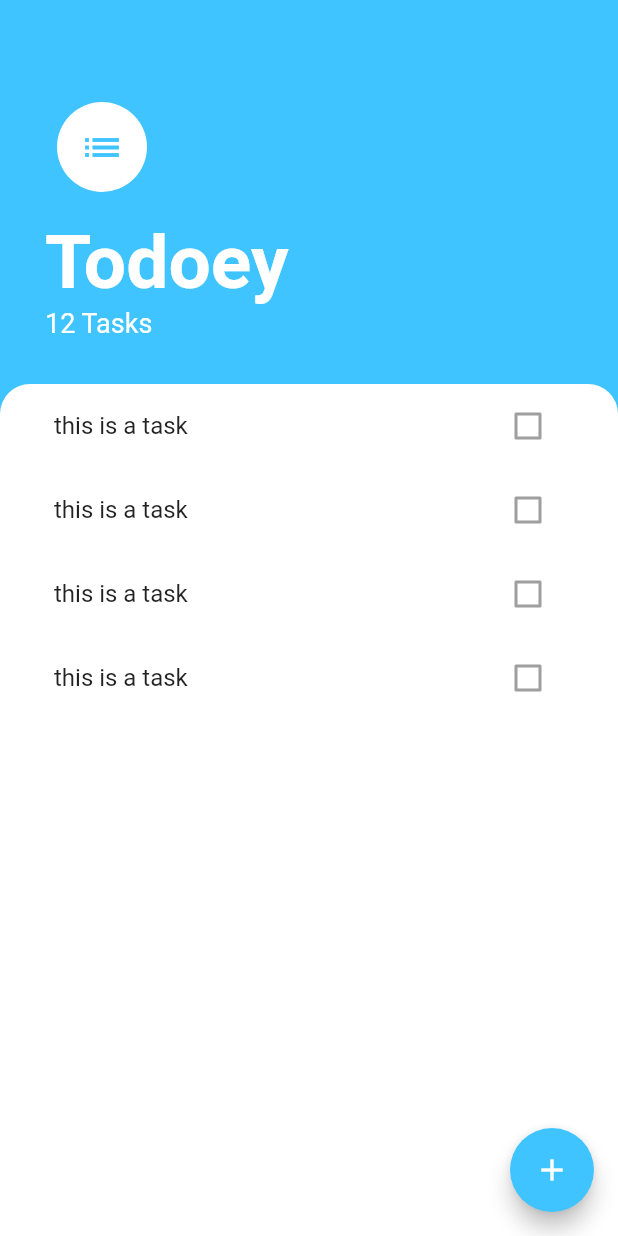
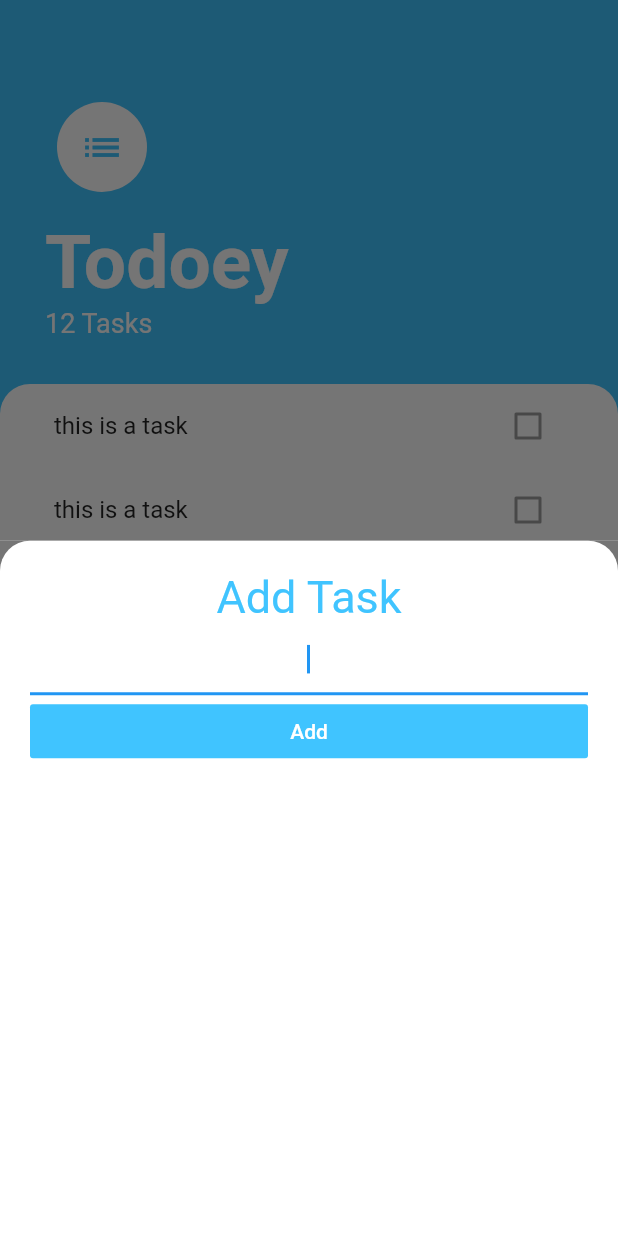
Before and after one commit to ahmetcj4/todoey, a Flutter app: the screen it shows after launch, after a tap on the "add" icon, on a phone screen of 412 x 824 dp. Run offline on Flutter 3.47's test engine with Material 2 defaults, Android fonts, the phone set to English and light mode, and no system bars.

Commit message:
implement add task bottom sheet

```diff
--- /dev/null
+++ b/lib/screens/add_task_screen.dart
@@ -0,0 +1,42 @@
+import 'package:flutter/material.dart';
+
+class AddTaskScreen extends StatelessWidget {
+  @override
+  Widget build(BuildContext context) {
+    return Container(
+      color: Color(0xFF757575),
+      child: Container(
+        padding: EdgeInsets.all(20),
+        decoration: BoxDecoration(
+          color: Colors.white,
+          borderRadius: BorderRadius.only(
+            topLeft: Radius.circular(20),
+            topRight: Radius.circular(20),
+          ),
+        ),
+        child: Column(
+          crossAxisAlignment: CrossAxisAlignment.stretch,
+          children: [
+            Text(
+              'Add Task',
+              textAlign: TextAlign.center,
+              style: TextStyle(fontSize: 30, color: Colors.lightBlueAccent),
+            ),
+            TextField(
+              autofocus: true,
+              textAlign: TextAlign.center,
+            ),
+            FlatButton(
+              onPressed: () {},
+              color: Colors.lightBlueAccent,
+              child: Text(
+                'Add',
+                style: TextStyle(color: Colors.white),
+              ),
+            ),
+          ],
+        ),
+      ),
+    );
+  }
+}
--- a/lib/screens/tasks_screen.dart
+++ b/lib/screens/tasks_screen.dart
@@ -1,4 +1,5 @@
 import 'package:flutter/material.dart';
+import 'package:todoey/screens/add_task_screen.dart';
 import 'package:todoey/widgets/task_list.dart';
 
 class TasksScreen extends StatelessWidget {
@@ -63,9 +64,10 @@
       ),
       floatingActionButton: FloatingActionButton(
         backgroundColor: Colors.lightBlueAccent,
-        onPressed: () {
-          // todo add bottom sheet
-        },
+        onPressed: () => showModalBottomSheet(
+          context: context,
+          builder: (context) => AddTaskScreen(),
+        ),
         child: Icon(Icons.add),
       ),
     );
```
